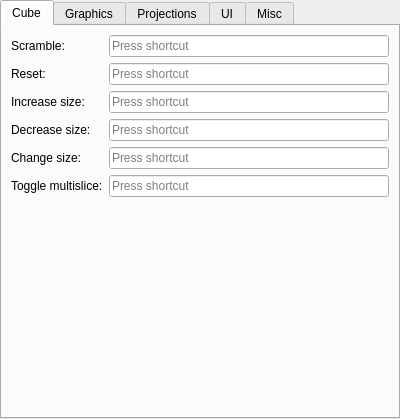
The window that controlswidget.ui (benwh1/cubesim) describes before a commit, drawn with Qt 5.
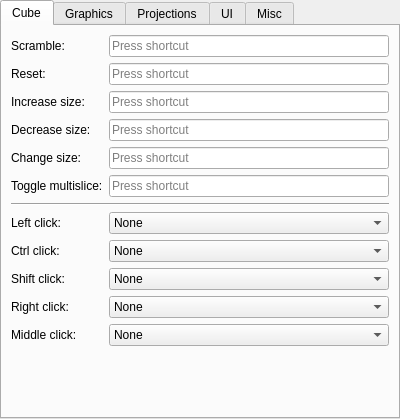
The same window after the commit.

Commit message: Add customizable click settings (currently not used)

The edit to the form file:
```diff
--- a/controlswidget.ui
+++ b/controlswidget.ui
@@ -98,6 +98,168 @@
          <item row="5" column="1">
           <widget class="QKeySequenceEdit" name="toggleMultisliceKeySequenceEdit"/>
          </item>
+         <item row="6" column="0" colspan="2">
+          <widget class="Line" name="line">
+           <property name="orientation">
+            <enum>Qt::Horizontal</enum>
+           </property>
+          </widget>
+         </item>
+         <item row="7" column="0">
+          <widget class="QLabel" name="label_35">
+           <property name="text">
+            <string>Left click:</string>
+           </property>
+          </widget>
+         </item>
+         <item row="8" column="0">
+          <widget class="QLabel" name="label_33">
+           <property name="text">
+            <string>Ctrl click:</string>
+           </property>
+          </widget>
+         </item>
+         <item row="9" column="0">
+          <widget class="QLabel" name="label_34">
+           <property name="text">
+            <string>Shift click:</string>
+           </property>
+          </widget>
+         </item>
+         <item row="10" column="0">
+          <widget class="QLabel" name="label_36">
+           <property name="text">
+            <string>Right click:</string>
+           </property>
+          </widget>
+         </item>
+         <item row="11" column="0">
+          <widget class="QLabel" name="label_37">
+           <property name="text">
+            <string>Middle click:</string>
+           </property>
+          </widget>
+         </item>
+         <item row="7" column="1">
+          <widget class="QComboBox" name="leftClickComboBox">
+           <item>
+            <property name="text">
+             <string>None</string>
+            </property>
+           </item>
+           <item>
+            <property name="text">
+             <string>Quarter turn</string>
+            </property>
+           </item>
+           <item>
+            <property name="text">
+             <string>Half turn</string>
+            </property>
+           </item>
+           <item>
+            <property name="text">
+             <string>Rotation</string>
+            </property>
+           </item>
+          </widget>
+         </item>
+         <item row="8" column="1">
+          <widget class="QComboBox" name="ctrlClickComboBox">
+           <item>
+            <property name="text">
+             <string>None</string>
+            </property>
+           </item>
+           <item>
+            <property name="text">
+             <string>Quarter turn</string>
+            </property>
+           </item>
+           <item>
+            <property name="text">
+             <string>Half turn</string>
+            </property>
+           </item>
+           <item>
+            <property name="text">
+             <string>Rotation</string>
+            </property>
+           </item>
+          </widget>
+         </item>
+         <item row="9" column="1">
+          <widget class="QComboBox" name="shiftClickComboBox">
+           <item>
+            <property name="text">
+             <string>None</string>
+            </property>
+           </item>
+           <item>
+            <property name="text">
+             <string>Quarter turn</string>
+            </property>
+           </item>
+           <item>
+            <property name="text">
+             <string>Half turn</string>
+            </property>
+           </item>
+           <item>
+            <property name="text">
+             <string>Rotation</string>
+            </property>
+           </item>
+          </widget>
+         </item>
+         <item row="10" column="1">
+          <widget class="QComboBox" name="rightClickComboBox">
+           <item>
+            <property name="text">
+             <string>None</string>
+            </property>
+           </item>
+           <item>
+            <property name="text">
+             <string>Quarter turn</string>
+            </property>
+           </item>
+           <item>
+            <property name="text">
+             <string>Half turn</string>
+            </property>
+           </item>
+           <item>
+            <property name="text">
+             <string>Rotation</string>
+            </property>
+           </item>
+          </widget>
+         </item>
+         <item row="11" column="1">
+          <widget class="QComboBox" name="middleClickComboBox">
+           <item>
+            <property name="text">
+             <string>None</string>
+            </property>
+           </item>
+           <item>
+            <property name="text">
+             <string>Quarter turn</string>
+            </property>
+           </item>
+           <item>
+            <property name="text">
+             <string>Half turn</string>
+            </property>
+           </item>
+           <item>
+            <property name="text">
+             <string>Rotation</string>
+            </property>
+           </item>
+          </widget>
+         </item>
         </layout>
        </item>
       </layout>
```
The commit also changes 5 other files.
